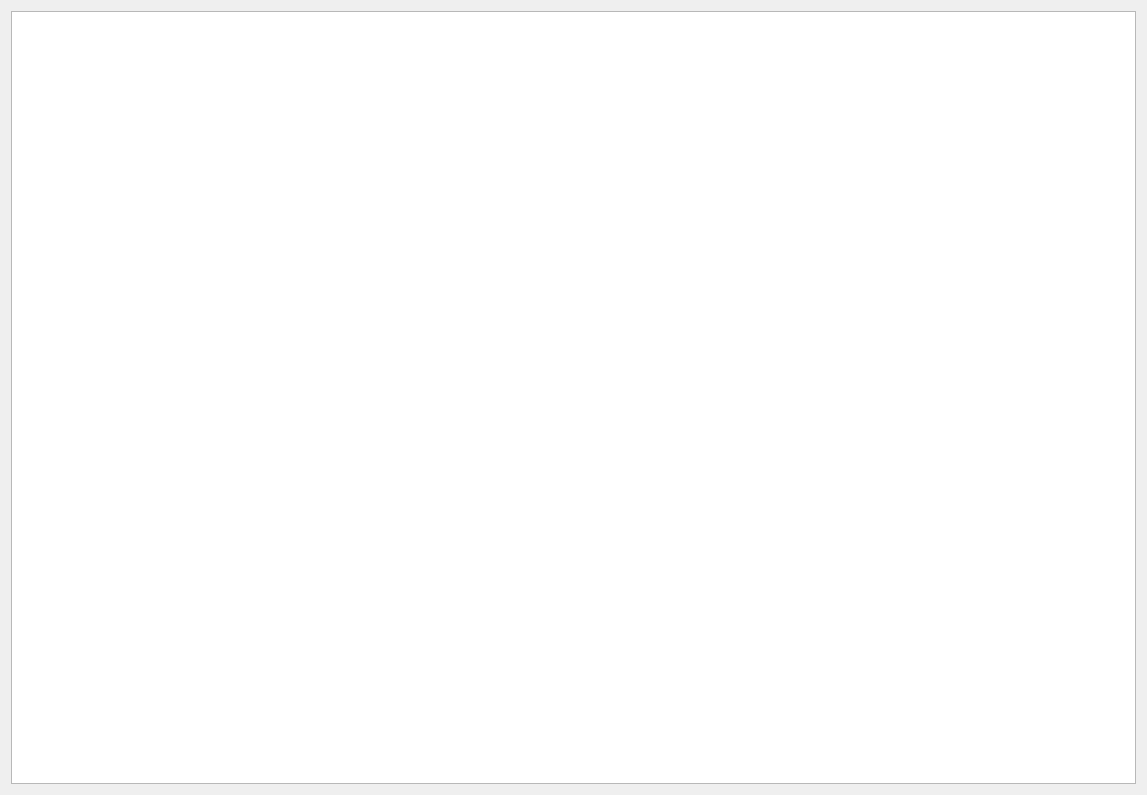
Qt form src/ui/info_page.ui (fred-kr/dnd5e-manager) before a commit.
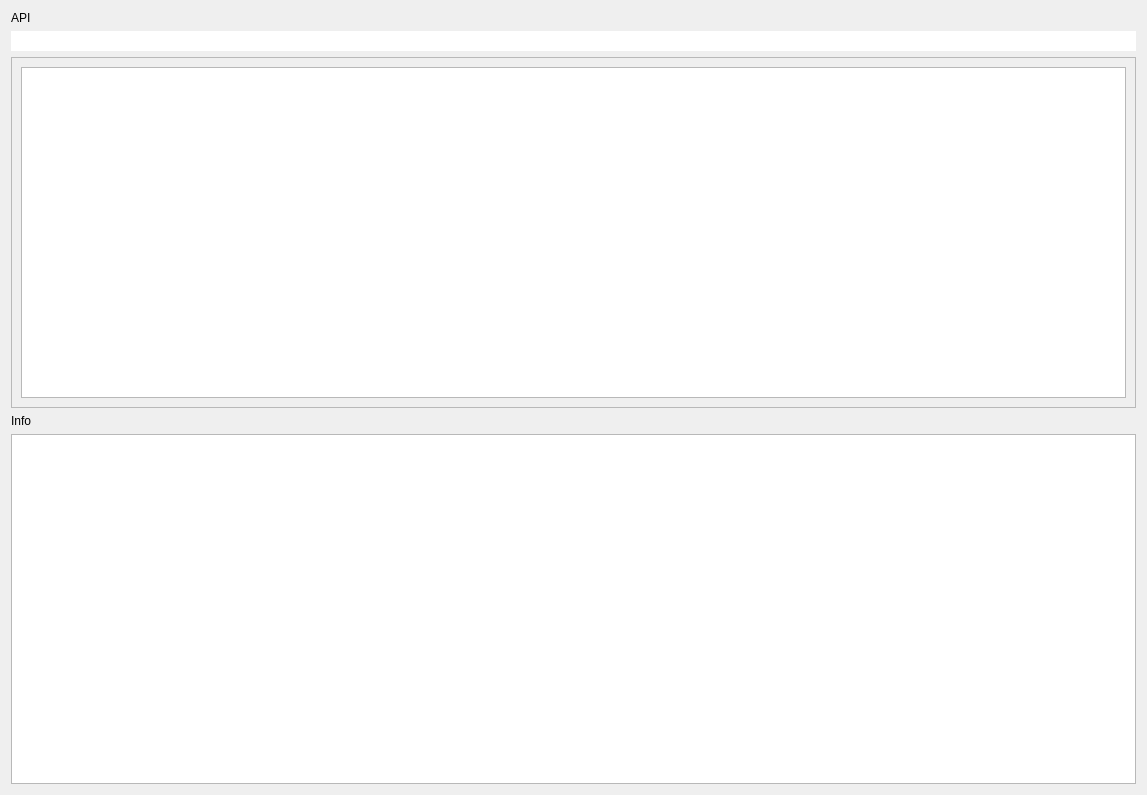
The same form after that commit. Custom widgets are drawn as their Qt base class.

```diff
--- a/src/ui/info_page.ui
+++ b/src/ui/info_page.ui
@@ -14,6 +14,49 @@
    <string>Form</string>
   </property>
   <layout class="QVBoxLayout" name="verticalLayout_2">
+   <item>
+    <widget class="SubtitleLabel" name="label">
+     <property name="text">
+      <string>API</string>
+     </property>
+    </widget>
+   </item>
+   <item>
+    <widget class="SearchLineEdit" name="line_edit_search">
+     <property name="frame">
+      <bool>false</bool>
+     </property>
+    </widget>
+   </item>
+   <item>
+    <widget class="ScrollArea" name="scrollArea">
+     <property name="widgetResizable">
+      <bool>true</bool>
+     </property>
+     <widget class="QWidget" name="scrollAreaWidgetContents">
+      <property name="geometry">
+       <rect>
+        <x>0</x>
+        <y>0</y>
+        <width>1127</width>
+        <height>348</height>
+       </rect>
+      </property>
+      <layout class="QVBoxLayout" name="verticalLayout">
+       <item>
+        <widget class="ListView" name="list_view_api"/>
+       </item>
+      </layout>
+     </widget>
+    </widget>
+   </item>
+   <item>
+    <widget class="SubtitleLabel" name="label_2">
+     <property name="text">
+      <string>Info</string>
+     </property>
+    </widget>
+   </item>
    <item>
     <widget class="QTextBrowser" name="text_browser_info">
      <property name="source">
@@ -25,6 +68,29 @@
    </item>
   </layout>
  </widget>
+ <customwidgets>
+  <customwidget>
+   <class>SubtitleLabel</class>
+   <extends>QLabel</extends>
+   <header>qfluentwidgets</header>
+  </customwidget>
+  <customwidget>
+   <class>ScrollArea</class>
+   <extends>QScrollArea</extends>
+   <header>qfluentwidgets</header>
+   <container>1</container>
+  </customwidget>
+  <customwidget>
+   <class>SearchLineEdit</class>
+   <extends>QLineEdit</extends>
+   <header>qfluentwidgets</header>
+  </customwidget>
+  <customwidget>
+   <class>ListView</class>
+   <extends>QListView</extends>
+   <header>qfluentwidgets</header>
+  </customwidget>
+ </customwidgets>
  <resources>
   <include location="resources.qrc"/>
  </resources>
```
